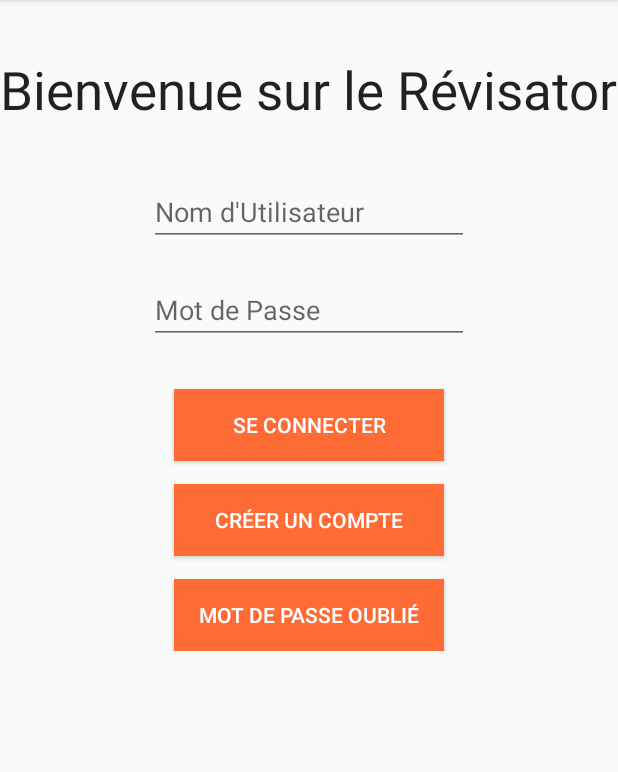
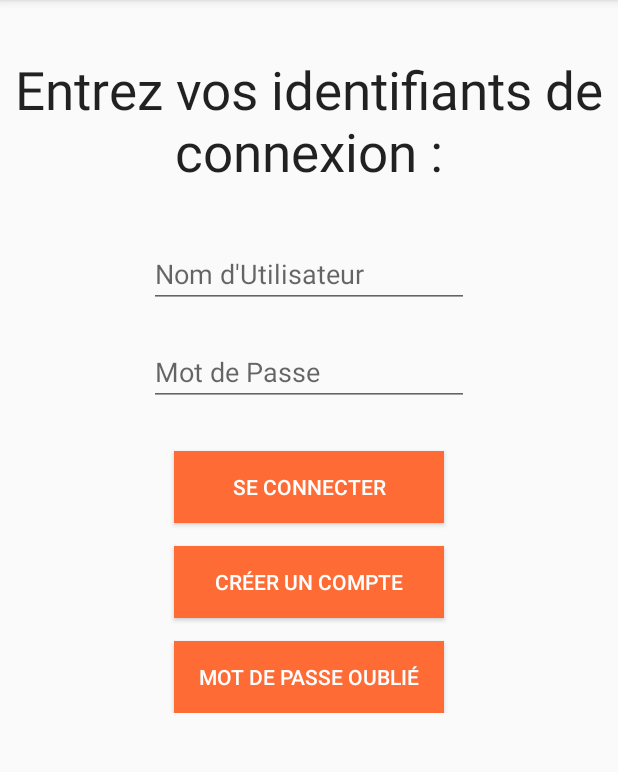
Before and after one commit to VRZ78/Projet-Commun, an Android app: the screen it shows after launch (LoginActivity), on a phone screen of 412 x 824 dp, the part 84-856 px from its top. Run offline under Robolectric (Android 15) with nearby library versions, the phone set to English and light mode, and no system bars.

```diff
--- a/Android/app/src/main/java/vrz/com/revisator/QuizActivity.java
+++ b/Android/app/src/main/java/vrz/com/revisator/QuizActivity.java
@@ -112,6 +112,7 @@ public class QuizActivity extends AppCompatActivity {
         // Récupération de la question
         final Question question = quizEnCours.getQuestion(quNumber);
         // Set up de l'affichage
+        setTitle("Question " + String.valueOf((quNumber + 1)) + " / " + String.valueOf(quizEnCours.getNombreQuestion()));
         questionText.setText(question.getEnnonceQuestion());
         for (int i = 0; i < 6; i++) {
             if (i < question.getNbReponses()) {
--- a/Android/app/src/main/res/layout/activity_login.xml
+++ b/Android/app/src/main/res/layout/activity_login.xml
@@ -20,7 +20,7 @@
             android:layout_width="match_parent"
             android:layout_height="match_parent"
             android:paddingTop="@dimen/activity_vertical_margin"
-            android:paddingBottom="@dimen/activity_vertical_margin"
+            android:paddingBottom="30dp"
             xmlns:app="http://schemas.android.com/apk/res-auto"
             tools:context=".LoginActivity"
             android:id="@+id/relativeLayout2">
@@ -29,13 +29,14 @@
         android:layout_width="wrap_content"
         android:layout_height="wrap_content"
         android:textAppearance="?android:attr/textAppearanceLarge"
-        android:text="Bienvenue sur le Révisator"
+        android:text="Entrez vos identifiants de connexion :"
         android:id="@+id/titleText"
         android:textSize="35dp"
         android:layout_marginTop="20dp"
         android:gravity="center"
         android:layout_alignParentTop="true"
-        android:layout_alignParentStart="true" />
+        android:layout_alignParentStart="true"
+        android:layout_alignParentEnd="true" />
 
     <EditText
         android:layout_width="wrap_content"
```
